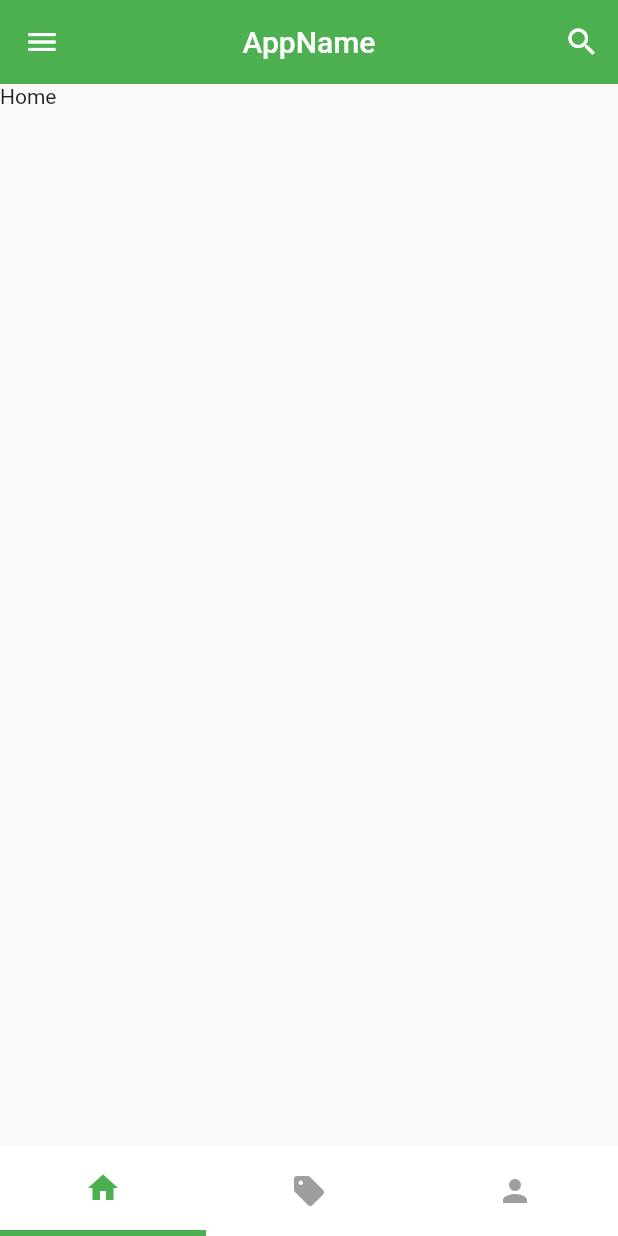
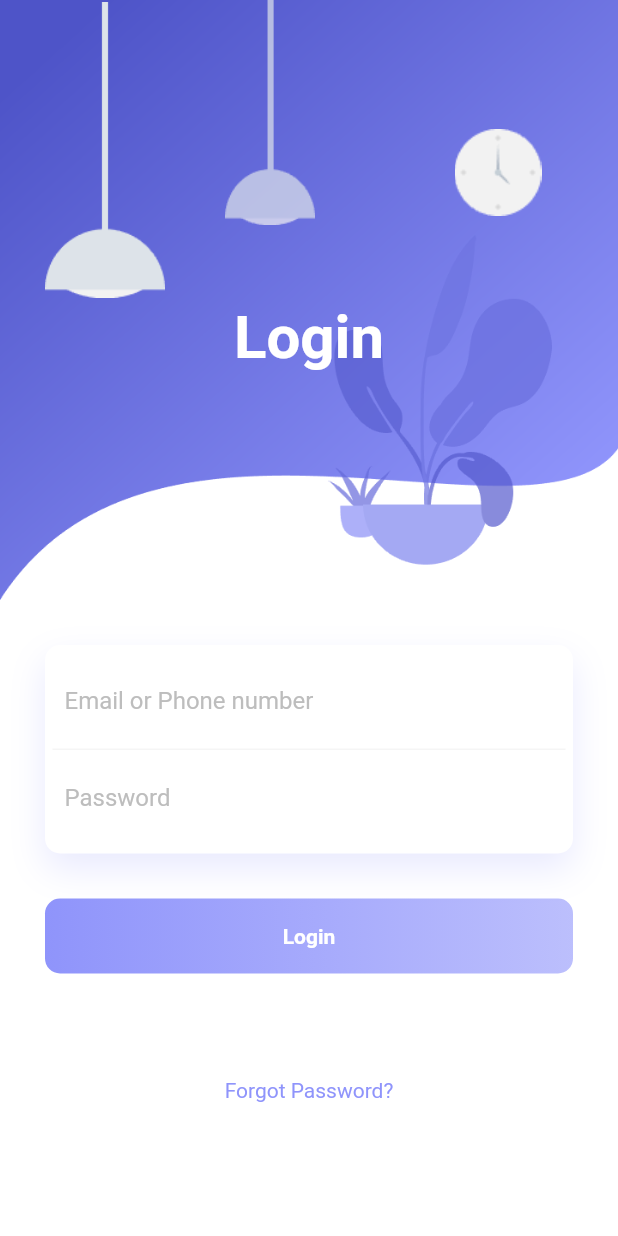
Before and after one commit to MohdShibin/P2P-Market, a Flutter app: the screen it shows after launch, on a phone screen of 412 x 824 dp. Run offline on Flutter 3.47's test engine with Material 2 defaults, Android fonts, the phone set to English and light mode, and no system bars.

Commit message:
added Login page

```diff
--- a/lib/main.dart
+++ b/lib/main.dart
@@ -1,5 +1,6 @@
 import 'package:flutter/material.dart';
 import 'package:p2p_market/pages/app_root.dart';
+import 'package:p2p_market/pages/login_page.dart';
 
 void main() {
   runApp(const MyApp());
@@ -13,7 +14,7 @@ class MyApp extends StatelessWidget {
       theme: ThemeData(
         primarySwatch: Colors.blue,
       ),
-      home: const AppRoot(),
+      home: LoginPage(),
     );
   }
 }
--- a/lib/pages/app_root.dart
+++ b/lib/pages/app_root.dart
@@ -17,8 +17,7 @@ class _AppRootState extends State<AppRoot> {
   ];
   @override
   Widget build(BuildContext context) {
-    return SafeArea(
-      child: Scaffold(
+    return Scaffold(
       appBar: AppBar(
         title: const Text('AppName'),
         actions: [
@@ -27,11 +26,10 @@ class _AppRootState extends State<AppRoot> {
         centerTitle: true,
         leading: IconButton(onPressed: (){}, icon: const Icon(Icons.menu)),
         elevation: 0.0,
-          backgroundColor: Colors.green,
+        backgroundColor: Color.fromRGBO(143, 148, 251, 1),
       ),
       bottomNavigationBar: getCustomNavigationBar(),
-        body: tabs[_selectedIndex],
-      ),
+      body: SafeArea(child: tabs[_selectedIndex]),
     );
   }
 
@@ -57,7 +55,7 @@ class _AppRootState extends State<AppRoot> {
               decoration: index == _selectedIndex
                   ? const BoxDecoration(
                 border:  Border(
-                  bottom: BorderSide(width: 4, color: Colors.green),
+                  bottom: BorderSide(width: 4, color: Color.fromRGBO(143, 148, 251, 1)),
                 ),
                 color: Colors.white,
               )
@@ -66,7 +64,7 @@ class _AppRootState extends State<AppRoot> {
               ),
               child: Icon(
                 activeIcons[index],
-                color: index == _selectedIndex ? Colors.green : Colors.grey,
+                color: index == _selectedIndex ? const Color.fromRGBO(143, 148, 251, 1) : Colors.grey,
               ),
             ),
           );
--- /dev/null
+++ b/lib/pages/login_page.dart
@@ -0,0 +1,154 @@
+import 'package:flutter/material.dart';
+import '../pages/app_root.dart';
+
+class LoginPage extends StatelessWidget {
+  const LoginPage({Key? key}) : super(key: key);
+
+  @override
+  Widget build(BuildContext context) {
+    return Scaffold(
+        backgroundColor: Colors.white,
+        body: SingleChildScrollView(
+          child: Container(
+            child: Column(
+              children: <Widget>[
+                Container(
+                  height: 400,
+                  decoration: const BoxDecoration(
+                      image: DecorationImage(
+                          image: AssetImage('assets/images/background.png'),
+                          fit: BoxFit.fill
+                      )
+                  ),
+                  child: Stack(
+                    children: <Widget>[
+                      Positioned(
+                        left: 30,
+                        width: 80,
+                        height: 200,
+                        child:Container(
+                          decoration: const BoxDecoration(
+                              image: DecorationImage(
+                                  image: AssetImage('assets/images/light-1.png')
+                              )
+                          ),
+                        ),
+                      ),
+                      Positioned(
+                        left: 140,
+                        width: 80,
+                        height: 150,
+                        child: Container(
+                          decoration: const BoxDecoration(
+                              image: DecorationImage(
+                                  image: AssetImage('assets/images/light-2.png')
+                              )
+                          ),
+                        ),
+                      ),
+                      Positioned(
+                        right: 40,
+                        top: 40,
+                        width: 80,
+                        height: 150,
+                        child: Container(
+                          decoration: const BoxDecoration(
+                              image: DecorationImage(
+                                  image: AssetImage('assets/images/clock.png')
+                              )
+                          ),
+                        ),
+                      ),
+                      Positioned(
+                        child: Container(
+                          margin:const EdgeInsets.only(top: 50),
+                          child: const Center(
+                            child:  Text("Login", style: TextStyle(color: Colors.white, fontSize: 40, fontWeight: FontWeight.bold),),
+                          ),
+                        ),
+                      )
+                    ],
+                  ),
+                ),
+                Padding(
+                  padding: const EdgeInsets.all(30.0),
+                  child: Column(
+                    children: <Widget>[
+                      Container(
+                        padding: const EdgeInsets.all(5),
+                        decoration: BoxDecoration(
+                            color: Colors.white,
+                            borderRadius: BorderRadius.circular(10),
+                            boxShadow: const [
+                               BoxShadow(
+                                  color: Color.fromRGBO(143, 148, 251, .2),
+                                  blurRadius: 20.0,
+                                  offset: Offset(0, 10)
+                              )
+                            ]
+                        ),
+                        child: Column(
+                          children: <Widget>[
+                            Container(
+                              padding: const EdgeInsets.all(8.0),
+                              decoration: BoxDecoration(
+                                  border: Border(bottom: BorderSide(color: Colors.grey.shade100)),
+                              ),
+                              child: TextField(
+                                decoration: InputDecoration(
+                                    border: InputBorder.none,
+                                    hintText: "Email or Phone number",
+                                    hintStyle: TextStyle(color: Colors.grey[400])
+                                ),
+                              ),
+                            ),
+                            Container(
+                              padding: const EdgeInsets.all(8.0),
+                              child: TextField(
+                                decoration: InputDecoration(
+                                    border: InputBorder.none,
+                                    hintText: "Password",
+                                    hintStyle: TextStyle(color: Colors.grey[400])
+                                ),
+                              ),
+                            )
+                          ],
+                        ),
+                      ),
+                      const SizedBox(height: 30,),
+
+                      InkWell(
+                        onTap: (){
+                          Navigator.push(
+                            context,
+                            MaterialPageRoute(builder: (context) => const AppRoot())
+                          );
+                        },
+                        child: Container(
+                          height: 50,
+                          decoration: BoxDecoration(
+                              borderRadius: BorderRadius.circular(10),
+                              gradient: const LinearGradient(
+                                  colors: [
+                                    Color.fromRGBO(143, 148, 251, 1),
+                                    Color.fromRGBO(143, 148, 251, .6),
+                                  ]
+                              )
+                          ),
+                          child: const Center(
+                            child: Text("Login", style: TextStyle(color: Colors.white, fontWeight: FontWeight.bold),),
+                          ),
+                        ),
+                      ),
+                      const SizedBox(height: 70,),
+                      const Text("Forgot Password?", style: const TextStyle(color: Color.fromRGBO(143, 148, 251, 1),)),
+                    ],
+                  ),
+                ),
+            ],
+            ),
+        ),
+       ),
+    );
+  }
+}
```
Also changed, not shown: pubspec.yaml (+4 -3 lines), assets/images/background.png (added), assets/images/clock.png (added), assets/images/light-1.png (added), assets/images/light-2.png (added), pubspec.lock. Lines whose indentation alone changed are shown as unchanged.
